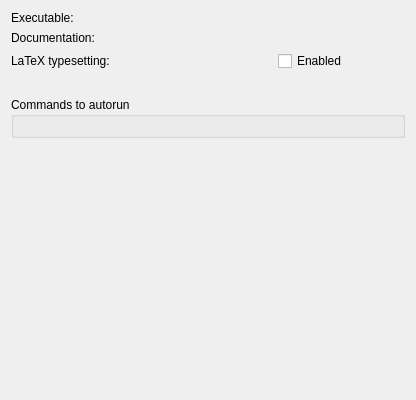
The window that src/backends/sage/settings.ui (KDE/cantor) describes before a commit, drawn with Qt 5.
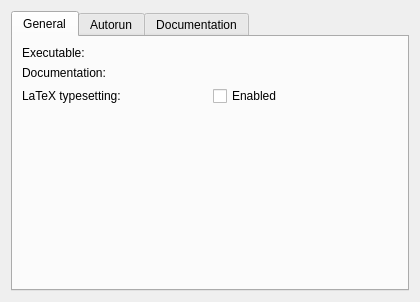
The same window after the commit. Custom widgets are drawn as their Qt base class.

Commit message: Redesigned settings widget for Sage.

Diff of the .ui file:
```diff
--- a/src/backends/sage/settings.ui
+++ b/src/backends/sage/settings.ui
@@ -6,43 +6,53 @@
    <rect>
     <x>0</x>
     <y>0</y>
-    <width>416</width>
-    <height>400</height>
+    <width>420</width>
+    <height>302</height>
    </rect>
   </property>
+  <layout class="QVBoxLayout" name="verticalLayout_2">
+   <item>
+    <widget class="QTabWidget" name="tabWidget">
+     <property name="currentIndex">
+      <number>0</number>
+     </property>
+     <widget class="QWidget" name="tabGeneral">
+      <attribute name="title">
+       <string>General</string>
+      </attribute>
   <layout class="QGridLayout" name="gridLayout">
-   <item row="0" column="0" colspan="2">
+       <item row="0" column="0">
     <widget class="QLabel" name="label">
      <property name="text">
       <string>Executable:</string>
      </property>
     </widget>
    </item>
-   <item row="0" column="2">
+       <item row="0" column="1">
     <widget class="KUrlRequester" name="kcfg_Path"/>
    </item>
-   <item row="1" column="0" colspan="2">
+       <item row="1" column="0">
     <widget class="QLabel" name="label2">
      <property name="text">
       <string>Documentation:</string>
      </property>
     </widget>
    </item>
-   <item row="1" column="2">
+       <item row="1" column="1">
     <widget class="KUrlRequester" name="kcfg_localDoc">
      <property name="toolTip">
       <string>If empty, the &quot;Show help&quot; action will show the default online documentation. Otherwise, the specified URL will be opened.</string>
      </property>
     </widget>
    </item>
-   <item row="2" column="0" colspan="2">
+       <item row="2" column="0">
     <widget class="QLabel" name="label_2">
      <property name="text">
       <string>LaTeX typesetting:</string>
      </property>
     </widget>
    </item>
-   <item row="2" column="2">
+       <item row="2" column="1">
     <widget class="QCheckBox" name="kcfg_allowLatex">
      <property name="toolTip">
       <string>Sage LaTeX output not always correct, so latex typesetting can be disabled for better experience</string>
@@ -52,49 +62,50 @@
      </property>
     </widget>
    </item>
-   <item row="3" column="1">
+       <item row="3" column="0">
     <spacer name="verticalSpacer_3">
      <property name="orientation">
       <enum>Qt::Vertical</enum>
      </property>
      <property name="sizeType">
-      <enum>QSizePolicy::Fixed</enum>
+          <enum>QSizePolicy::Expanding</enum>
      </property>
      <property name="sizeHint" stdset="0">
       <size>
        <width>20</width>
-       <height>20</height>
+           <height>118</height>
       </size>
      </property>
     </spacer>
    </item>
-   <item row="4" column="0" colspan="3">
-    <widget class="QGroupBox" name="groupBox">
-     <property name="toolTip">
-      <string>Commands to automatically run on start. They can be useful for loading needed modules, changing environment, etc.</string>
-     </property>
-     <property name="title">
+      </layout>
+     </widget>
+     <widget class="QWidget" name="tabAutorun">
+      <attribute name="title">
+       <string>Autorun</string>
+      </attribute>
+      <layout class="QVBoxLayout" name="verticalLayout">
+       <item>
+        <widget class="QLabel" name="lAutorun">
+         <property name="text">
       <string>Commands to autorun</string>
      </property>
-     <layout class="QVBoxLayout" name="verticalLayoutScripts">
+         <property name="alignment">
+          <set>Qt::AlignCenter</set>
+         </property>
+        </widget>
+       </item>
       <item>
        <widget class="KEditListWidget" name="kcfg_autorunScripts"/>
       </item>
      </layout>
     </widget>
-   </item>
-   <item row="5" column="0">
-    <spacer name="verticalSpacer">
-     <property name="orientation">
-      <enum>Qt::Vertical</enum>
-     </property>
-     <property name="sizeHint" stdset="0">
-      <size>
-       <width>20</width>
-       <height>40</height>
-      </size>
-     </property>
-    </spacer>
+     <widget class="QWidget" name="tabDocumentation">
+      <attribute name="title">
+       <string>Documentation</string>
+      </attribute>
+     </widget>
+    </widget>
    </item>
   </layout>
  </widget>
```
Lines whose indentation alone changed are shown as unchanged. The commit also changes 2 other files.
